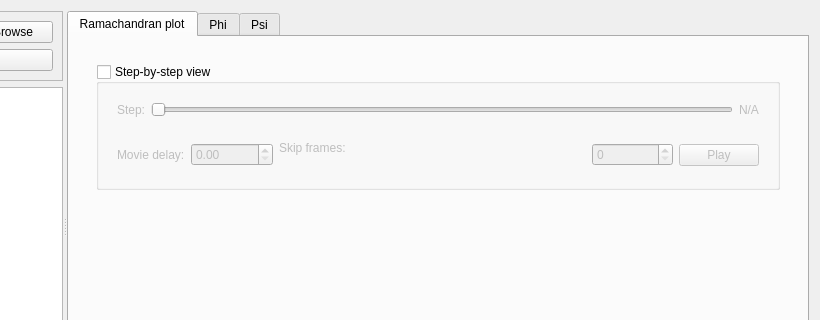
First picture: the form in src/mdscripts/rama_analyzer/rama_analyzer.ui, repository awacha/mdscripts, before the edit; both pictures show x 229 to 1049 and y 0 to 320 of the 1049 by 451 pixel window.
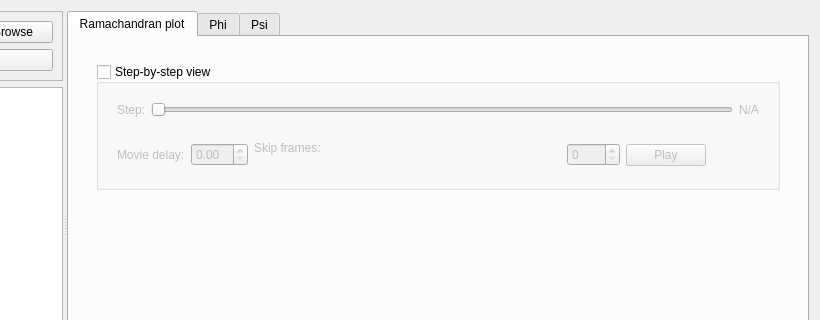
Second picture: the form after the edit.

Commit message: Tuning extract_energy and rama_analyzer. New tool: rtpbrowser

```diff
--- a/src/mdscripts/rama_analyzer/rama_analyzer.ui
+++ b/src/mdscripts/rama_analyzer/rama_analyzer.ui
@@ -216,6 +216,20 @@
                                                                                         </property>
                                                                                     </widget>
                                                                                 </item>
+                                                                                <item>
+                                                                                    <spacer name="horizontalSpacer">
+                                                                                        <property name="orientation">
+                                                                                            <enum>Qt::Horizontal</enum>
+                                                                                        </property>
+                                                                                        <property name="sizeHint"
+                                                                                                  stdset="0">
+                                                                                            <size>
+                                                                                                <width>0</width>
+                                                                                                <height>0</height>
+                                                                                            </size>
+                                                                                        </property>
+                                                                                    </spacer>
+                                                                                </item>
                                                                             </layout>
                                                                         </widget>
                                                                     </item>
```
The commit also changes 12 other files.
